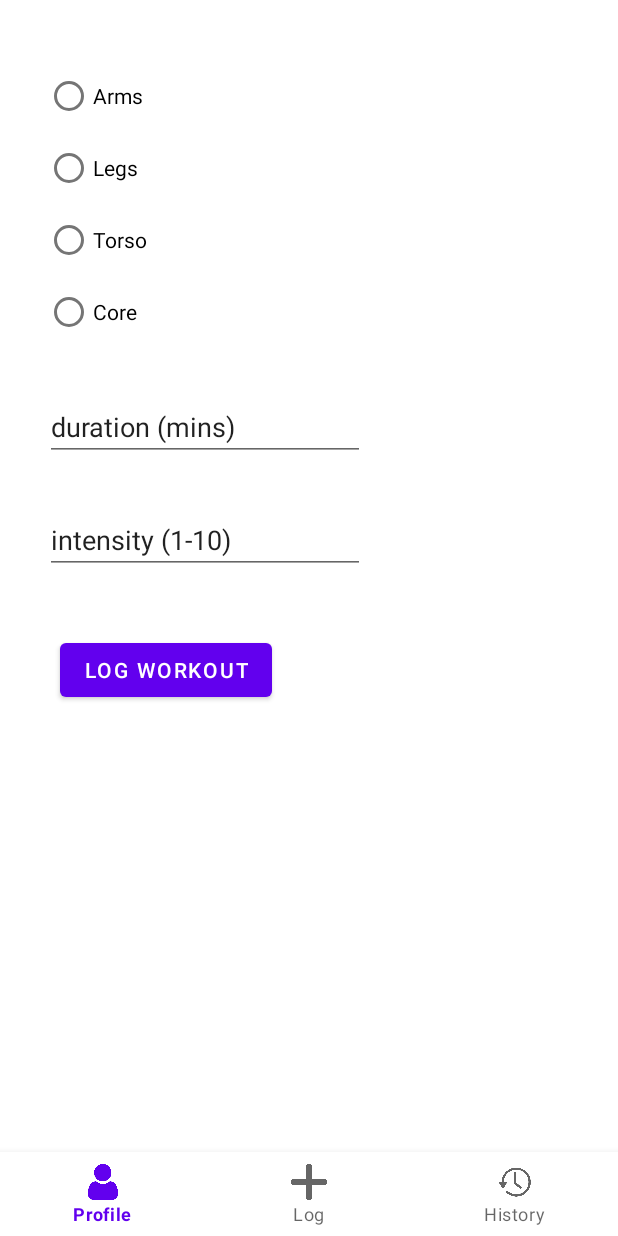
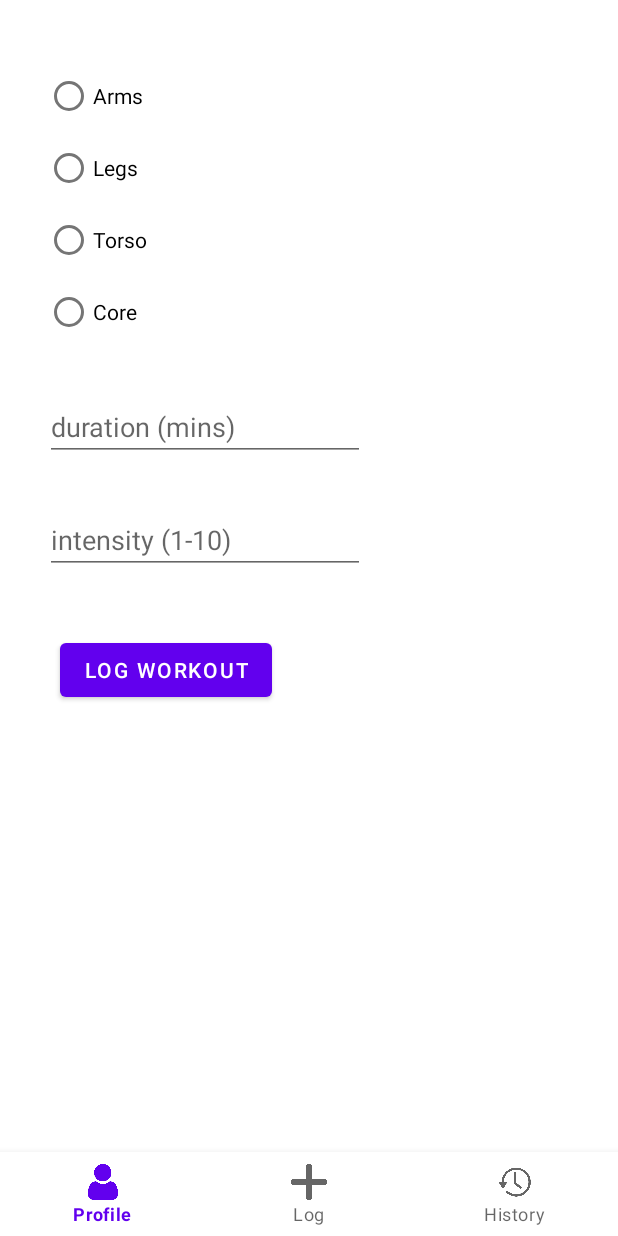
Before and after one commit to krunoslav-k/MyWorkout4, an Android app: the logFragment screen opened through its navigation route, after a tap on "LOG WORKOUT", on a phone screen of 412 x 824 dp. Run offline under Robolectric (Android 15) with nearby library versions, the phone set to English and light mode, and no system bars; our stand-ins replace Firebase (no records; nobody signed in at launch, a user with empty details on screens opened directly), navigation-ui; Roboto replaces fonts that are not available here; 2 statements that could not run were skipped.

Commit message:
LogFragment implementation started, fragment_log layout updated, other small improvements

```diff
--- a/app/src/main/java/hr/ferit/krunoslavkazalicki/myworkout4/LogFragment.kt
+++ b/app/src/main/java/hr/ferit/krunoslavkazalicki/myworkout4/LogFragment.kt
@@ -1,6 +1,7 @@
 package hr.ferit.krunoslavkazalicki.myworkout4
 
 import android.content.ContentValues
+import android.content.ContentValues.TAG
 import android.os.Bundle
 import android.util.Log
 import androidx.fragment.app.Fragment
@@ -9,10 +10,12 @@ import android.view.View
 import android.view.ViewGroup
 import android.widget.Button
 import android.widget.EditText
+import android.widget.RadioButton
 import android.widget.RadioGroup
 import com.google.firebase.firestore.Query
 import com.google.firebase.firestore.ktx.firestore
 import com.google.firebase.ktx.Firebase
+import java.text.SimpleDateFormat
 import java.util.*
 
 
@@ -31,7 +34,7 @@ class logFragment : Fragment() {
         val intensityEditText = view.findViewById<EditText>(R.id.intensity_etnum)
         val logWorkoutButton = view.findViewById<Button>(R.id.logWorkout_btn)
 
-        var currentProfile = Profile(0, 30, 0, Gender.MALE, 0, Date(1990, 1, 1))
+        var currentProfile = Profile()
         db.collection("profiles")
             .orderBy("timestamp", Query.Direction.DESCENDING).limit(1)
             .get()
@@ -39,7 +42,9 @@ class logFragment : Fragment() {
                 for (document in result) {
                     Log.d(ContentValues.TAG, "${document.id} => ${document.data}")
 
+                    updateCurrentProfile(currentProfile, document.data)
                     //funkcije za spremanje vrijednosti iz fieldova iz firebasea
+                    Log.d(TAG, "UNUTAR ADDONSUCCESS LISTENERA: ${currentProfile.weight}")
 
                 }
             }
@@ -47,12 +52,92 @@ class logFragment : Fragment() {
                 Log.w(ContentValues.TAG, "Error getting documents.", exception)
             }
 
+        Log.d(TAG, "IZVAN ADDONSUCCESS LISTENERA: ${currentProfile.weight}")
+
         logWorkoutButton.setOnClickListener {
 
+            var duration = durationEditText.text.toString().toInt()
+            var intensity = intensityEditText.text.toString().toInt()
+
+  /*          muscleGroupRadioGroup.setOnCheckedChangeListener { radioGroup, checkedId ->
+                val radio = view.findViewById<RadioButton>(checkedId)
+
+                when (radio) {
+                    maleRadioButton -> {
+                        editor.apply {
+                            this?.putString("genderSP", "male")
+                        }?.apply()
+                    }
+                    femaleRadioButton -> {
+                        editor.apply {
+                            this?.putString("genderSP", "female")
+                        }?.apply()
+                    }
+                }
+
+            }
+
+            val checkedGender: String? = sharedPreferences?.getString("genderSP", "male")
+            if (checkedGender.equals("male")) {
+                gender = Gender.MALE
+            } else if (checkedGender.equals("female")) {
+                gender = Gender.FEMALE
+            }
+            */
+
+            var currentWorkout = Workout(duration = duration, intensity = intensity, timestamp = getCurrentDateTime())
+            currentWorkout.muscleGroup = MuscleGroup.ARMS
+            currentWorkout.load = 560
+
+
+            val workout = hashMapOf(
+                "duration" to currentWorkout.duration,
+                "intensity" to currentWorkout.intensity,
+                "load" to currentWorkout.load,
+                "muscleGroup" to currentWorkout.muscleGroup,
+                "timestamp" to currentWorkout.timestamp
+            )
+
+            db.collection("workouts")
+                .add(workout)
+                .addOnSuccessListener { documentReference ->
+                    Log.d(TAG, "DocumentSnapshot added with ID: ${documentReference.id}")
+                }
+                .addOnFailureListener { e ->
+                    Log.w(TAG, "Error adding document", e)
+                }
         }
 
         return view
     }
 
 
+    fun Date.toString(format: String, locale: Locale = Locale.getDefault()): String {
+        val formatter = SimpleDateFormat(format, locale)
+        return formatter.format(this)
+    }
+
+    fun getCurrentDateTime(): Date {
+        return Calendar.getInstance().time
+    }
+
+
+    fun updateCurrentProfile(currentProfile: Profile, data: MutableMap<String, Any>){
+        if (!data.isEmpty()){
+            currentProfile.weight=data.get("weight").toString().toInt()
+            currentProfile.height=data.get("height").toString().toInt()
+            currentProfile.age=data.get("age").toString().toInt()
+            currentProfile.calorieIntake=data.get("calorieIntake").toString().toInt()
+
+            if (data.get("gender").toString().equals("male")) {
+                currentProfile.gender = Gender.MALE
+            } else if (data.get("gender").toString().equals("female")){
+                currentProfile.gender = Gender.FEMALE
+            }
+
+            //currentProfile.timestamp = LocalDateTime.parse(data.get("timestamp").toCharArray())
+        }
+        }
+
+
 }
--- a/app/src/main/java/hr/ferit/krunoslavkazalicki/myworkout4/ProfileFragment.kt
+++ b/app/src/main/java/hr/ferit/krunoslavkazalicki/myworkout4/ProfileFragment.kt
@@ -19,7 +19,6 @@ import java.text.SimpleDateFormat
 import java.time.LocalDateTime
 import java.util.*
 
-
 class profileFragment : Fragment() {
 
     val db = Firebase.firestore
@@ -28,6 +27,7 @@ class profileFragment : Fragment() {
         inflater: LayoutInflater, container: ViewGroup?,
         savedInstanceState: Bundle?
     ): View? {
+
         val view = inflater.inflate(R.layout.fragment_profile, container, false)
         val weightEditText = view.findViewById<EditText>(R.id.weight_etnum)
         val heightEditText = view.findViewById<EditText>(R.id.height_etnum)
@@ -41,6 +41,7 @@ class profileFragment : Fragment() {
         val editor:SharedPreferences.Editor? = sharedPreferences?.edit()
 
         var currentProfile = Profile()
+
         db.collection("profiles")
             .orderBy("timestamp", Query.Direction.DESCENDING).limit(1)
             .get()
--- a/app/src/main/res/layout/fragment_log.xml
+++ b/app/src/main/res/layout/fragment_log.xml
@@ -48,8 +48,8 @@
         android:layout_marginStart="30dp"
         android:layout_marginTop="@dimen/M_distance"
         android:ems="10"
-        android:inputType="textPersonName"
-        android:text="@string/duration_mins"
+        android:inputType="number"
+        android:hint="@string/duration_mins"
         app:layout_constraintStart_toStartOf="parent"
         app:layout_constraintTop_toBottomOf="@+id/muscleGroup_rg" />
 
@@ -60,8 +60,8 @@
         android:layout_marginStart="30dp"
         android:layout_marginTop="30dp"
         android:ems="10"
-        android:inputType="textPersonName"
-        android:text="@string/intensity_1_10"
+        android:inputType="number"
+        android:hint="@string/intensity_1_10"
         app:layout_constraintStart_toStartOf="parent"
         app:layout_constraintTop_toBottomOf="@+id/duration_etnum" />
 
```
Also changed, not shown: app/src/main/java/WorkoutRecyclerAdapter.kt (+4 -4 lines), app/src/main/java/hr/ferit/krunoslavkazalicki/myworkout4/HistoryFragment.kt (+18 -0 lines).
